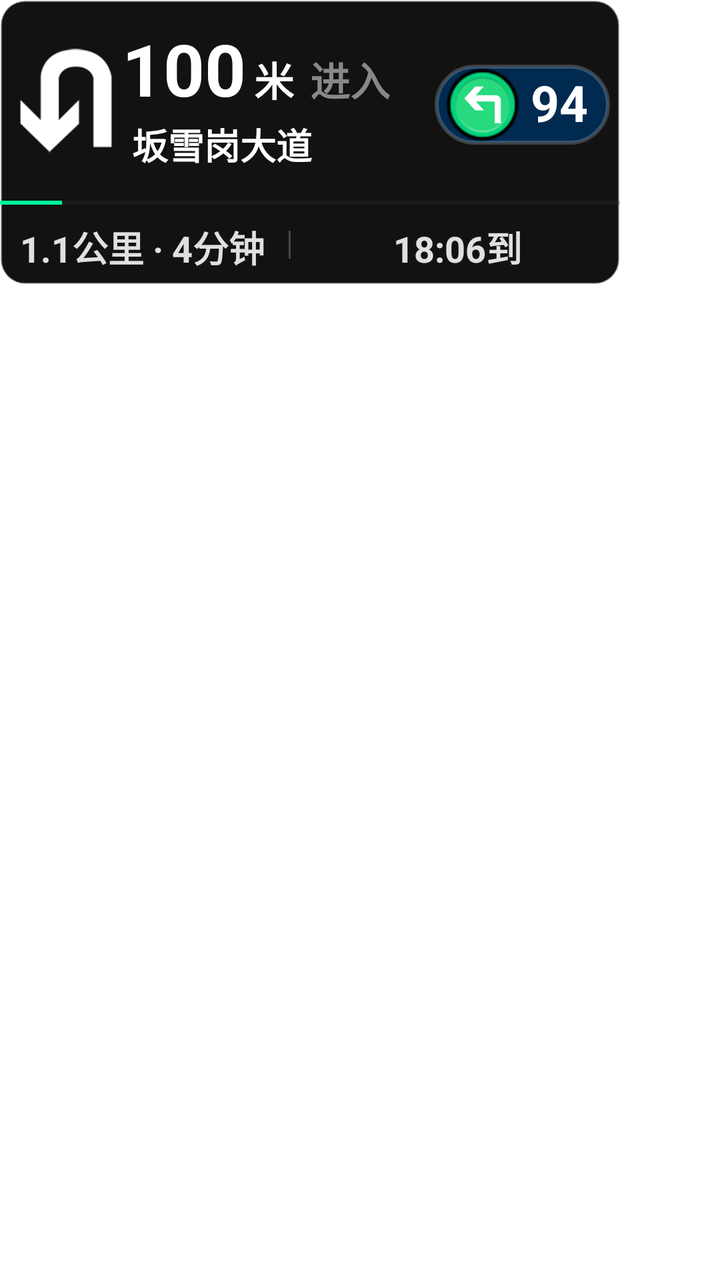
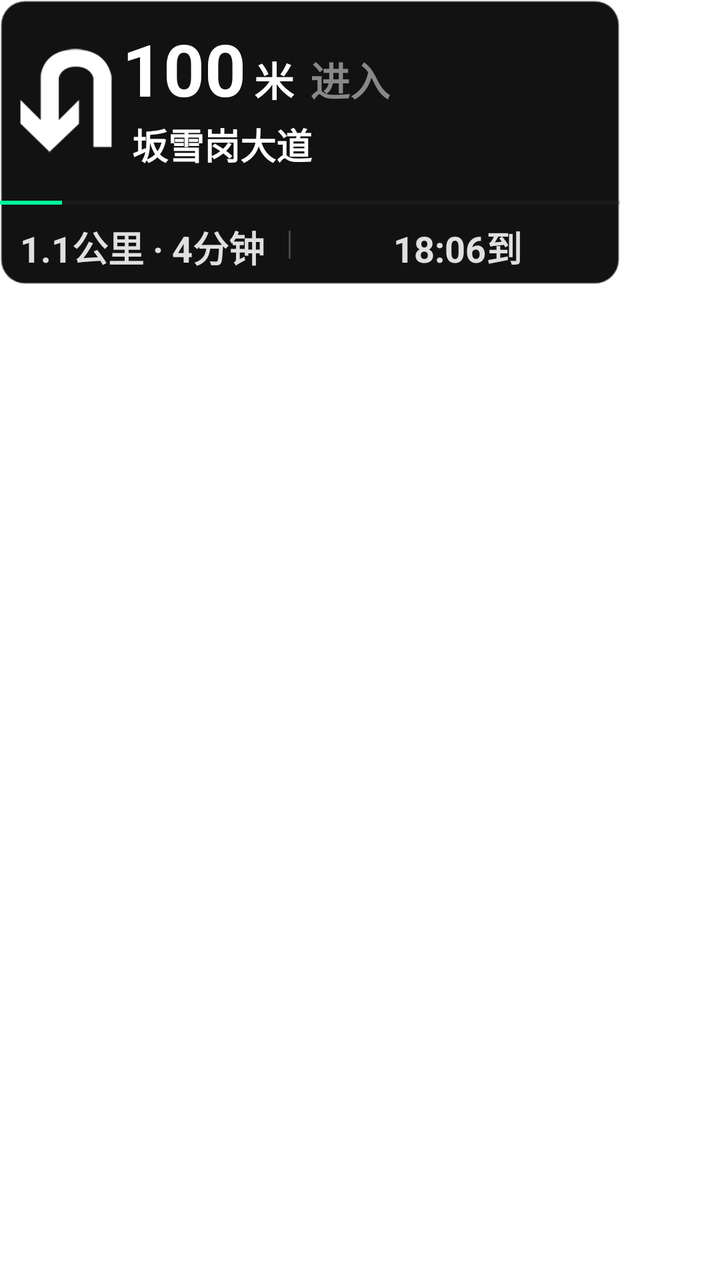

Screens rendered from an Android XML layout before and after an edit, with the pre-edit source and the edit as a unified diff.
<!-- AndroidManifest.xml: application theme Theme.AutoMap -->
<!-- res/layout/layout_floating_navi.xml -->
<?xml version="1.0" encoding="utf-8"?>
<FrameLayout xmlns:android="http://schemas.android.com/apk/res/android"
    xmlns:app="http://schemas.android.com/apk/res-auto"
    android:id="@+id/window_root"
    android:layout_width="wrap_content"
    android:layout_height="wrap_content">

    <FrameLayout
        android:id="@+id/root_layout"
        android:layout_width="310dp"
        android:layout_height="wrap_content"
        android:background="@drawable/bg_floating_dark"
        android:layout_margin="0dp">

        <LinearLayout
            android:layout_width="match_parent"
            android:layout_height="wrap_content"
            android:orientation="vertical">

            <androidx.constraintlayout.widget.ConstraintLayout
                android:layout_width="match_parent"
                android:layout_height="wrap_content"
                android:paddingTop="15dp"
                android:paddingBottom="15dp"
                android:paddingRight="5dp">

                <ImageView
                    android:id="@+id/iv_turn_icon"
                    android:layout_width="56dp"
                    android:layout_height="56dp"
                    android:layout_marginStart="5dp"
                    android:layout_marginEnd="5dp"
                    android:scaleType="centerInside"
                    android:src="@mipmap/ic_navi_u_turn"
                    app:tint="#FFFFFF"
                    app:layout_constraintBottom_toBottomOf="parent"
                    app:layout_constraintStart_toStartOf="parent"
                    app:layout_constraintTop_toTopOf="parent" />

                <LinearLayout
                    android:id="@+id/ll_distance_container"
                    android:layout_width="wrap_content"
                    android:layout_height="wrap_content"
                    android:gravity="bottom"
                    android:orientation="horizontal"
                    app:layout_constraintBottom_toTopOf="@+id/tv_road_name"
                    app:layout_constraintStart_toEndOf="@id/iv_turn_icon"
                    app:layout_constraintTop_toTopOf="parent"
                    app:layout_constraintVertical_chainStyle="packed">

                    <TextView
                        android:id="@+id/tv_distance_num"
                        android:layout_width="wrap_content"
                        android:layout_height="wrap_content"
                        android:includeFontPadding="false"
                        android:text="100"
                        android:textColor="#FFFFFF"
                        android:textSize="36sp"
                        android:textStyle="bold" />

                    <TextView
                        android:id="@+id/tv_distance_unit"
                        android:layout_width="wrap_content"
                        android:layout_height="wrap_content"
                        android:layout_marginStart="4dp"
                        android:text="米"
                        android:textColor="#FFFFFF"
                        android:textSize="20sp"
                        android:textStyle="bold" />

                    <TextView
                        android:id="@+id/tv_action"
                        android:layout_width="wrap_content"
                        android:layout_height="wrap_content"
                        android:layout_marginStart="8dp"
                        android:text="进入"
                        android:textColor="#888888"
                        android:textSize="20sp"
                        android:textStyle="bold" />
                </LinearLayout>

                <TextView
                    android:id="@+id/tv_road_name"
                    android:layout_width="0dp"
                    android:layout_height="wrap_content"
                    android:layout_marginStart="5dp"
                    android:layout_marginTop="2dp"
                    android:ellipsize="end"
                    android:maxLines="1"
                    android:text="坂雪岗大道"
                    android:textColor="#FFFFFF"
                    android:textSize="18sp"
                    android:textStyle="bold"
                    app:layout_constraintBottom_toBottomOf="parent"
                    app:layout_constraintEnd_toStartOf="@+id/ll_traffic_light_group"
                    app:layout_constraintStart_toEndOf="@id/iv_turn_icon"
                    app:layout_constraintTop_toBottomOf="@id/ll_distance_container" />


                <LinearLayout
                    android:id="@+id/ll_traffic_light_group"
                    android:layout_width="wrap_content"
                    android:layout_height="40dp"
                    android:layout_marginTop="4dp"
                    android:layout_marginEnd="0dp"
                    android:background="@drawable/bg_traffic_light_capsule"
                    android:gravity="center_vertical"
                    android:orientation="horizontal"
                    android:paddingStart="4dp"
                    android:paddingEnd="8dp"
                    android:visibility="visible"
                    app:layout_constraintBottom_toBottomOf="parent"
                    app:layout_constraintTop_toTopOf="parent"
                    app:layout_constraintEnd_toEndOf="parent"
                    >

                    <FrameLayout
                        android:layout_width="40dp"
                        android:layout_height="40dp">

                        <ImageView
                            android:id="@+id/iv_light_icon"
                            android:layout_width="match_parent"
                            android:layout_height="match_parent"
                            android:scaleType="centerCrop"
                            android:src="@mipmap/icon_green" />
                        <ImageView
                            android:layout_gravity="center"
                            android:id="@+id/iv_light_arrow"
                            android:layout_width="28dp"
                            android:layout_height="28dp"
                            android:padding="4dp"
                            android:scaleType="centerInside"
                            android:src="@mipmap/ic_navi_left" />
                    </FrameLayout>

                    <TextView
                        android:id="@+id/tv_light_time"
                        android:layout_width="wrap_content"
                        android:layout_height="wrap_content"
                        android:layout_marginStart="4dp"
                        android:layout_marginEnd="3dp"
                        android:includeFontPadding="false"
                        android:text="94"
                        android:textColor="#FFFFFF"
                        android:textSize="25sp"
                        android:textStyle="bold" />
                </LinearLayout>

            </androidx.constraintlayout.widget.ConstraintLayout>

            <ProgressBar
                android:id="@+id/pb_route"
                style="?android:attr/progressBarStyleHorizontal"
                android:layout_width="match_parent"
                android:layout_height="2dp"
                android:progress="10"
                android:progressBackgroundTint="#333333"
                android:progressTint="#00FA9A" />

            <androidx.constraintlayout.widget.ConstraintLayout
                android:layout_width="match_parent"
                android:layout_height="40dp"
                android:paddingVertical="8dp"
                android:paddingHorizontal="10dp">

                <TextView
                    android:id="@+id/tv_summary"
                    android:layout_width="wrap_content"
                    android:layout_height="wrap_content"
                    android:text="1.1公里 · 4分钟"
                    android:textColor="#E0E0E0"
                    android:textSize="18sp"
                    android:textStyle="bold"
                    app:layout_constraintBottom_toBottomOf="parent"
                    app:layout_constraintStart_toStartOf="parent"
                    app:layout_constraintTop_toTopOf="parent" />

                <View
                    android:id="@+id/v_divider"
                    android:layout_width="1dp"
                    android:layout_height="14dp"
                    android:layout_marginStart="12dp"
                    android:background="#44464A"
                    app:layout_constraintBottom_toBottomOf="parent"
                    app:layout_constraintStart_toEndOf="@id/tv_summary"
                    app:layout_constraintTop_toTopOf="parent" />

                <TextView
                    android:id="@+id/tv_eta"
                    android:layout_width="wrap_content"
                    android:layout_height="wrap_content"
                    android:layout_marginStart="12dp"
                    android:text="18:06到"
                    android:textColor="#E0E0E0"
                    android:textSize="18sp"
                    android:textStyle="bold"
                    app:layout_constraintBottom_toBottomOf="parent"
                    app:layout_constraintStart_toEndOf="@id/v_divider"
                    app:layout_constraintEnd_toEndOf="parent"
                    app:layout_constraintTop_toTopOf="parent" />
            </androidx.constraintlayout.widget.ConstraintLayout>
        </LinearLayout>
    </FrameLayout>
</FrameLayout>
<!-- resources referenced by this layout -->
<resources>
  <!-- drawable bg_floating_dark (drawable) -->
  <?xml version="1.0" encoding="utf-8"?>
  <shape xmlns:android="http://schemas.android.com/apk/res/android"
      android:shape="rectangle">
      <solid android:color="#121212" />
  
      <corners android:radius="12dp" />
  
      <stroke
          android:width="1dp"
          android:color="#60FFFFFF" />
  </shape>
  <!-- drawable bg_traffic_light_capsule (drawable) -->
  <?xml version="1.0" encoding="utf-8"?>
  <shape xmlns:android="http://schemas.android.com/apk/res/android">
      <solid android:color="#002A50" />
      <corners android:radius="30dp" />
      <stroke android:width="2dp" android:color="#33FFFFFF" />
  </shape>
  <!-- mipmap ic_navi_left: png bitmap (drawable, 1066 bytes) -->
  <!-- mipmap ic_navi_u_turn: png bitmap (drawable, 1770 bytes) -->
  <!-- mipmap icon_green: png bitmap (mipmap-xhdpi, 2584 bytes) -->
  <style name="Theme.AutoMap" parent="Theme.MaterialComponents.DayNight.DarkActionBar">
          
          <item name="colorPrimary">@color/purple_500</item>
          <item name="colorPrimaryVariant">@color/purple_700</item>
          <item name="colorOnPrimary">@color/white</item>
          
          <item name="colorSecondary">@color/teal_200</item>
          <item name="colorSecondaryVariant">@color/teal_700</item>
          <item name="colorOnSecondary">@color/black</item>
          
          <item name="android:statusBarColor">?attr/colorPrimaryVariant</item>
          
      </style>
  <color name="purple_500">#FF6200EE</color>
  <color name="purple_700">#FF3700B3</color>
  <color name="white">#FFFFFFFF</color>
  <color name="teal_200">#FF03DAC5</color>
  <color name="teal_700">#FF018786</color>
  <color name="black">#FF000000</color>
</resources>

<!-- the commit's change to res/layout/layout_floating_navi.xml (unified diff, before → after) -->
@@ -108,7 +108,7 @@
                     android:orientation="horizontal"
                     android:paddingStart="4dp"
                     android:paddingEnd="8dp"
-                    android:visibility="visible"
+                    android:visibility="gone"
                     app:layout_constraintBottom_toBottomOf="parent"
                     app:layout_constraintTop_toTopOf="parent"
                     app:layout_constraintEnd_toEndOf="parent"
